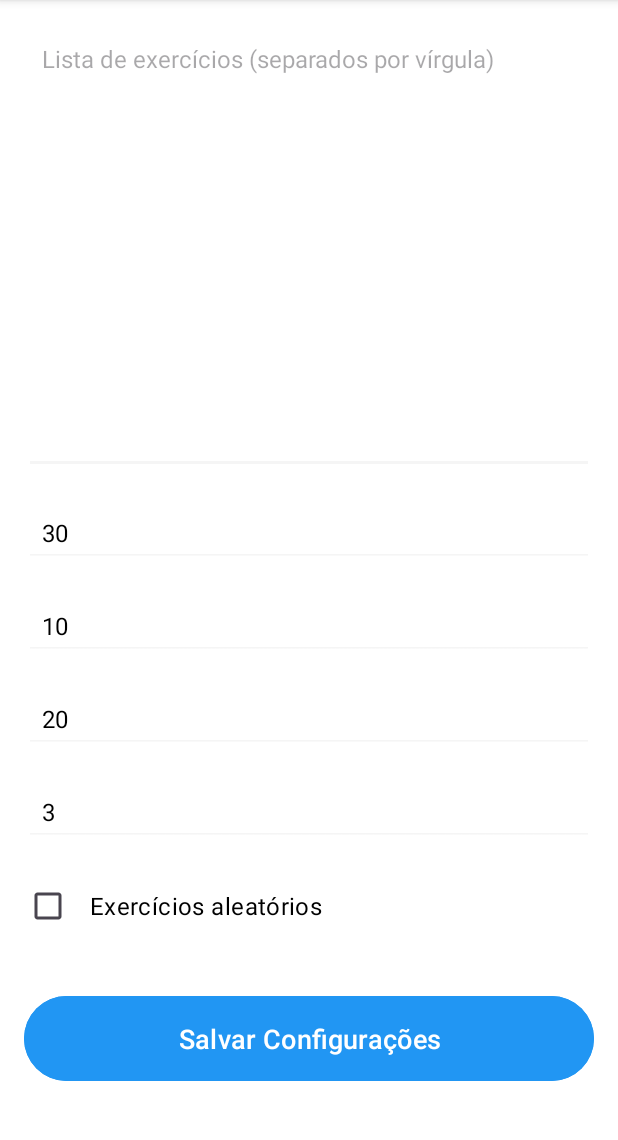
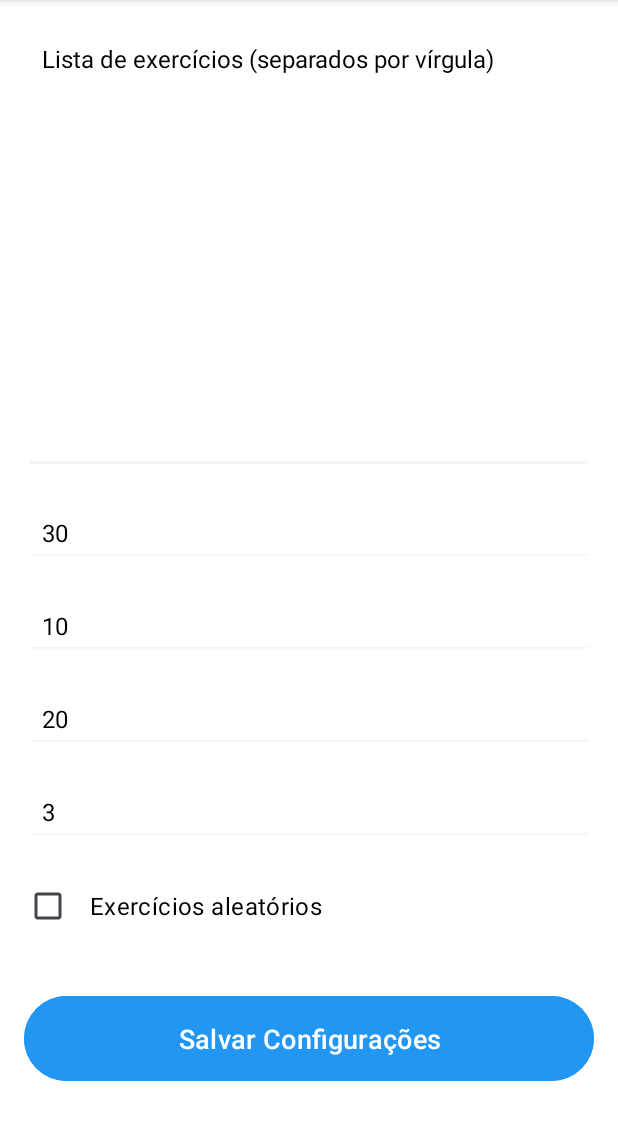
Before and after one commit to ils94/Personal_Trainer_App, an Android app: the ConfigActivity screen opened directly, with no data from a screen before it, on a phone screen of 412 x 824 dp, the part 96-1236 px from its top. Run offline under Robolectric (Android 15) with nearby library versions, the phone set to English and light mode, and no system bars.

Commit message:
hint color

```diff
--- a/app/src/main/res/layout/activity_config.xml
+++ b/app/src/main/res/layout/activity_config.xml
@@ -21,6 +21,7 @@
             android:inputType="textMultiLine"
             android:padding="12dp"
             android:textColor="@color/black"
+            android:textColorHint="@color/black"
             android:textSize="16sp" />
 
         <!-- Tempo de Execução -->
@@ -34,6 +35,7 @@
             android:inputType="number"
             android:padding="12dp"
             android:textColor="@color/black"
+            android:textColorHint="@color/black"
             android:textSize="16sp" />
 
         <!-- Tempo de Descanso -->
@@ -47,6 +49,7 @@
             android:inputType="number"
             android:padding="12dp"
             android:textColor="@color/black"
+            android:textColorHint="@color/black"
             android:textSize="16sp" />
 
         <!-- Intervalo entre Rodadas -->
@@ -60,6 +63,7 @@
             android:inputType="number"
             android:padding="12dp"
             android:textColor="@color/black"
+            android:textColorHint="@color/black"
             android:textSize="16sp" />
 
         <!-- Número de Rodadas -->
@@ -73,6 +77,7 @@
             android:inputType="number"
             android:padding="12dp"
             android:textColor="@color/black"
+            android:textColorHint="@color/black"
             android:textSize="16sp" />
 
         <!-- CheckBox para Exercícios Aleatórios -->
```
